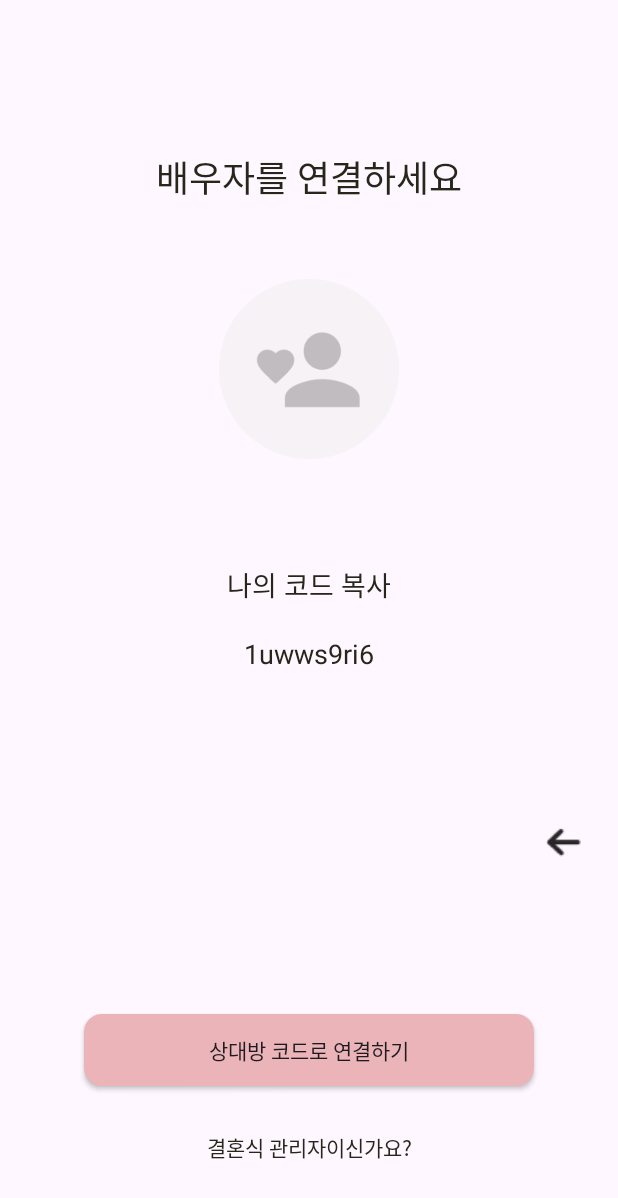
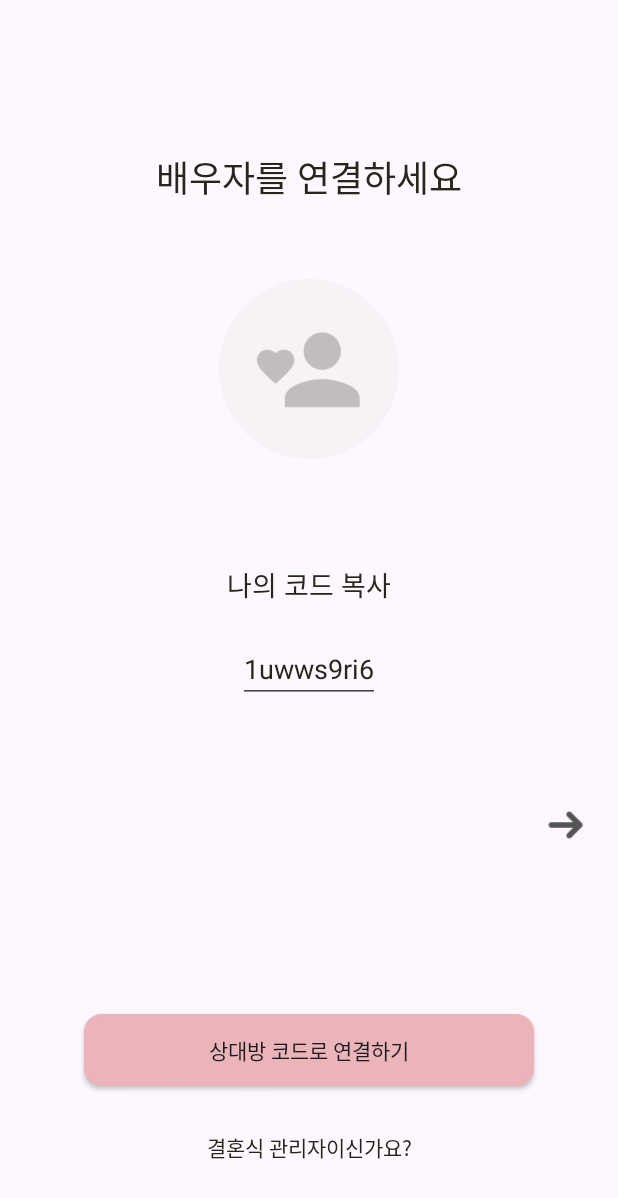
Before and after one commit to festal-kestrel/wedding-book-keeper-android, an Android app: the layout activity_partner_connect.xml on its own in the app's theme, with its tools: preview values and no code run, on a phone screen of 412 x 824 dp. Shown: the top 1198 px of the screen. Run offline under Robolectric (Android 15) with nearby library versions, the phone set to English and light mode, and no system bars.

Commit message:
feat: 버튼 이벤트 설정 및 ui 수정
issue: #5

```diff
--- a/app/src/main/res/layout/activity_partner_connect.xml
+++ b/app/src/main/res/layout/activity_partner_connect.xml
@@ -42,11 +42,12 @@
       app:layout_constraintStart_toStartOf="parent"
       app:layout_constraintTop_toBottomOf="@id/img_partner" />
 
-    <TextView
+    <EditText
       android:id="@+id/txt_code"
       android:layout_width="wrap_content"
       android:layout_height="wrap_content"
       android:layout_marginTop="20dp"
+      android:focusableInTouchMode="false"
       android:singleLine="true"
       android:text="1uwws9ri6"
       android:textColor="@color/tx_dark_gray"
@@ -61,6 +62,7 @@
       android:layout_height="wrap_content"
       android:layout_marginBottom="100dp"
       android:background="@drawable/square_pink_btn"
+      android:inputType="none"
       android:text="상대방 코드로 연결하기"
       app:layout_constraintBottom_toBottomOf="parent"
       app:layout_constraintEnd_toEndOf="parent"
@@ -78,14 +80,14 @@
       app:layout_constraintTop_toBottomOf="@id/btn_partner_connect" />
 
     <ImageView
-      android:id="@+id/imageView"
-      android:layout_width="wrap_content"
+      android:id="@+id/btn_next"
+      android:layout_width="30dp"
       android:layout_height="wrap_content"
       android:layout_marginBottom="250dp"
       android:layout_marginEnd="20dp"
       app:layout_constraintBottom_toBottomOf="parent"
       app:layout_constraintEnd_toEndOf="parent"
-      app:srcCompat="@drawable/back_arrow" />
+      app:srcCompat="@drawable/next_arrow" />
 
   </androidx.constraintlayout.widget.ConstraintLayout>
 </layout>
--- a/app/src/main/res/layout/activity_schedule.xml
+++ b/app/src/main/res/layout/activity_schedule.xml
@@ -57,14 +57,14 @@
           app:layout_constraintStart_toStartOf="parent" />
 
         <ImageView
-          android:id="@+id/imageView"
-          android:layout_width="wrap_content"
+          android:id="@+id/btn_next"
+          android:layout_width="30dp"
           android:layout_height="wrap_content"
           android:layout_marginBottom="250dp"
           android:layout_marginEnd="20dp"
           app:layout_constraintBottom_toBottomOf="parent"
           app:layout_constraintEnd_toEndOf="parent"
-          app:srcCompat="@drawable/back_arrow" />
+          app:srcCompat="@drawable/next_arrow" />
 
     </androidx.constraintlayout.widget.ConstraintLayout>
 </layout>
--- a/app/src/main/res/layout/fragment_verification_code_dialog.xml
+++ b/app/src/main/res/layout/fragment_verification_code_dialog.xml
@@ -11,12 +11,13 @@
     android:background="@android:color/white">
 
     <TextView
+      android:id="@+id/txt_verification_code"
+      android:textStyle="bold"
       android:layout_width="match_parent"
       android:layout_height="wrap_content"
       android:text="인증번호 입력"
       android:textColor="#333333"
-      android:textSize="18sp"
-      android:textStyle="bold" />
+      android:textSize="18sp" />
 
     <EditText
       android:id="@+id/edit_verification_code"
```
Also changed, not shown: app/src/main/java/com/example/wedding_book_keeper/presentation/view/wedding/partner/PartnerConnectActivity.kt (+7 -1 lines), app/src/main/java/com/example/wedding_book_keeper/presentation/view/wedding/schedule/ScheduleActivity.kt (+9 -1 lines), app/src/main/res/layout/activity_introduction.xml (+41 -17 lines).
